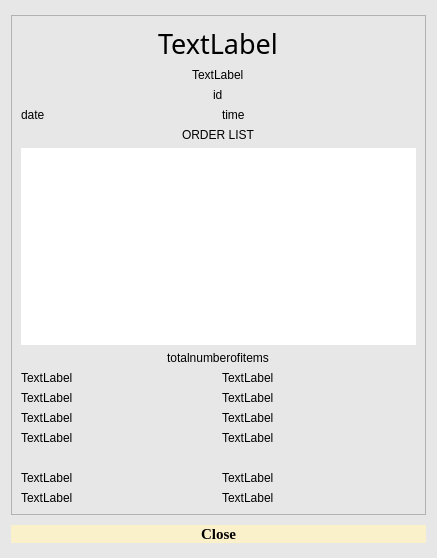
Qt form viewreceipt.ui (PeteCastle/PEx5) before a commit.
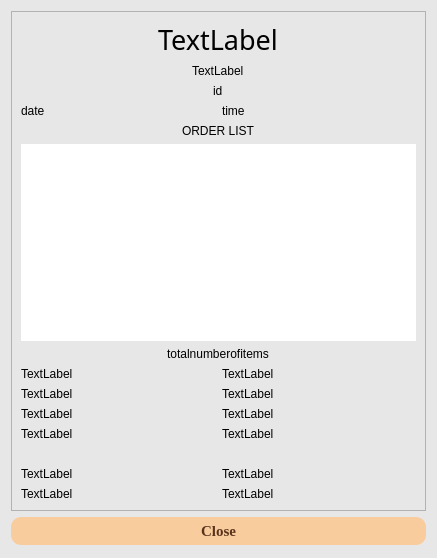
The same form after that commit.

What changed in the file:
```diff
--- a/viewreceipt.ui
+++ b/viewreceipt.ui
@@ -50,7 +50,7 @@
        <rect>
         <x>0</x>
         <y>0</y>
-        <width>413</width>
+        <width>417</width>
         <height>498</height>
        </rect>
       </property>
@@ -295,10 +295,19 @@
       </font>
      </property>
      <property name="styleSheet">
-      <string notr="true">color: rgb(0, 0, 0);
-background-color: rgb(250, 240, 202);
-border-radius: 10px
-</string>
+      <string notr="true">
+QPushButton{
+	background-color: rgb(249, 204, 158);
+	color: rgb(89, 52, 27);
+	border-radius: 10px;
+	padding: 5px 0px 5px 0px;
+}
+QPushButton::hover{
+	border: 2px solid rgb(138, 80, 42);
+}
+QPushButton::pressed{
+	border: 2px solid rgb(89, 52, 27);
+}</string>
      </property>
      <property name="text">
       <string>Close</string>
```
